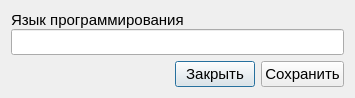
This is src/dialog/landialog.ui in Vladimirsky555/ItLib as Qt 5 draws it before an edit. The edited form follows.
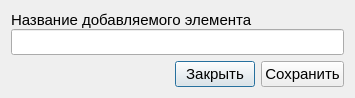
This is the edited form. Icons and pictures are not drawn.

The edit to the form file:
```diff
--- a/src/dialog/landialog.ui
+++ b/src/dialog/landialog.ui
@@ -27,7 +27,7 @@
         </font>
        </property>
        <property name="text">
-        <string>Язык программирования</string>
+        <string>Название добавляемого элемента</string>
        </property>
       </widget>
      </item>
```
